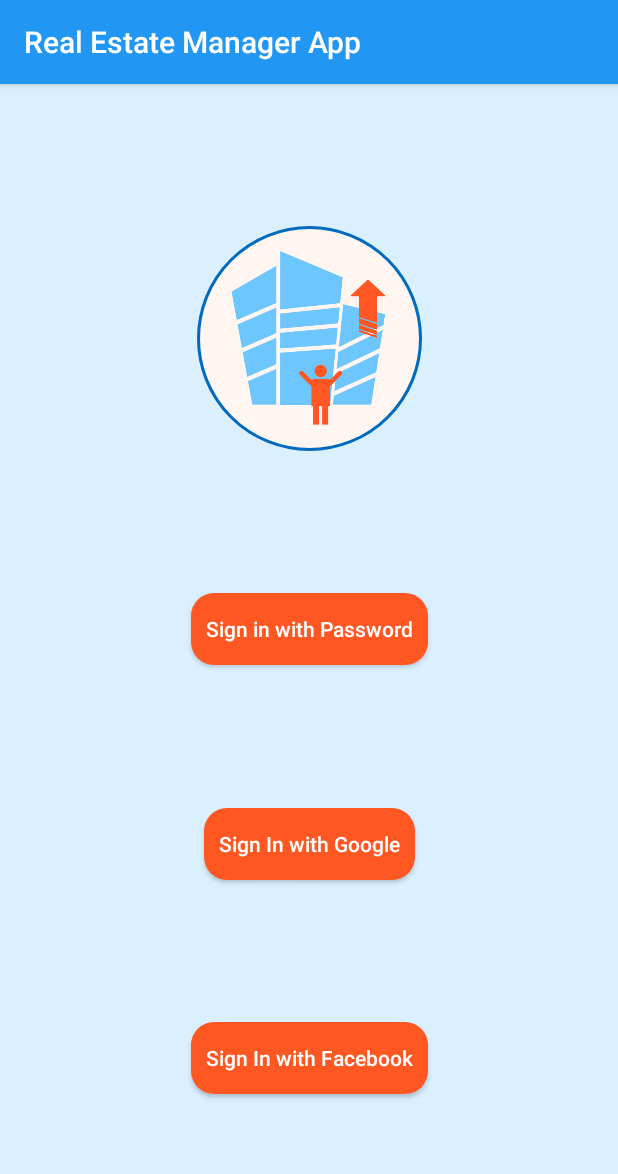
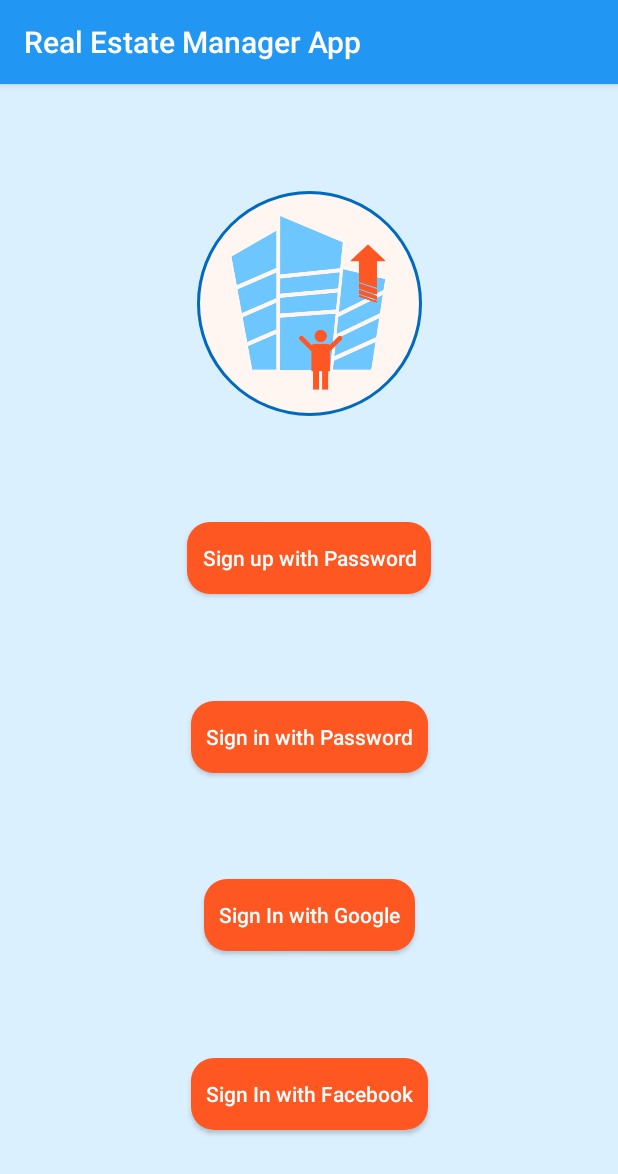
Before and after one commit to diegomfv/RealEstateManager, an Android app: the screen it shows after launch (AuthLoginActivity), on a phone screen of 412 x 824 dp. Shown: the top 1174 px of the screen. Run offline under Robolectric (Android 15) with nearby library versions, the phone set to English and light mode, and no system bars; our stand-ins replace ButterKnife, CircleImageView; libraries missing offline, so code that uses them is left out: com.amitshekhar.

Commit message:
Modified Models

```diff
--- a/app/src/main/res/layout/activity_auth_choose_login.xml
+++ b/app/src/main/res/layout/activity_auth_choose_login.xml
@@ -4,9 +4,9 @@
     xmlns:tools="http://schemas.android.com/tools"
     android:layout_width="match_parent"
     android:layout_height="match_parent"
+    android:background="@color/colorPrimaryLighter"
     tools:context=".ui.activities.AuthLoginActivity"
-    tools:layout_editor_absoluteY="81dp"
-    android:background="@color/colorPrimaryLighter">
+    tools:layout_editor_absoluteY="81dp">
 
     <de.hdodenhof.circleimageview.CircleImageView
         android:id="@+id/logo_image_id"
@@ -15,12 +15,23 @@
         android:src="@drawable/real_estate_logo"
         app:civ_border_color="@color/colorPrimaryDark"
         app:civ_border_width="2dp"
+        app:layout_constraintBottom_toTopOf="@+id/button_sign_up"
+        app:layout_constraintEnd_toEndOf="parent"
+        app:layout_constraintHorizontal_bias="0.5"
+        app:layout_constraintStart_toStartOf="parent"
+        app:layout_constraintTop_toTopOf="parent" />
+
+    <Button
+        android:id="@+id/button_sign_up"
+        style="@style/buttonGeneralStyle"
+        android:layout_width="wrap_content"
+        android:layout_height="wrap_content"
+        android:text="@string/password_sign_up"
         app:layout_constraintBottom_toTopOf="@+id/button_password_id"
         app:layout_constraintEnd_toEndOf="parent"
         app:layout_constraintHorizontal_bias="0.5"
         app:layout_constraintStart_toStartOf="parent"
-        app:layout_constraintTop_toTopOf="parent"
-        app:layout_constraintVertical_chainStyle="spread" />
+        app:layout_constraintTop_toBottomOf="@+id/logo_image_id" />
 
     <Button
         android:id="@+id/button_password_id"
@@ -32,7 +43,7 @@
         app:layout_constraintEnd_toEndOf="parent"
         app:layout_constraintHorizontal_bias="0.5"
         app:layout_constraintStart_toStartOf="parent"
-        app:layout_constraintTop_toBottomOf="@+id/logo_image_id" />
+        app:layout_constraintTop_toBottomOf="@+id/button_sign_up" />
 
     <Button
         android:id="@+id/button_google_id"
@@ -44,7 +55,7 @@
         app:layout_constraintEnd_toEndOf="parent"
         app:layout_constraintHorizontal_bias="0.5"
         app:layout_constraintStart_toStartOf="parent"
-        app:layout_constraintTop_toBottomOf="@+id/button_password_id"/>
+        app:layout_constraintTop_toBottomOf="@+id/button_password_id" />
 
     <Button
         android:id="@+id/button_facebook_id"
@@ -56,7 +67,7 @@
         app:layout_constraintEnd_toEndOf="parent"
         app:layout_constraintHorizontal_bias="0.5"
         app:layout_constraintStart_toStartOf="parent"
-        app:layout_constraintTop_toBottomOf="@+id/button_google_id"/>
+        app:layout_constraintTop_toBottomOf="@+id/button_google_id" />
 
 
 </android.support.constraint.ConstraintLayout>
--- a/app/src/main/res/values/strings.xml
+++ b/app/src/main/res/values/strings.xml
@@ -1,5 +1,6 @@
 <resources>
     <string name="app_name">Real Estate Manager App</string>
+    <string name="password_sign_up">Sign up with Password</string>
     <string name="password_sign_in">Sign in with Password</string>
     <string name="google_sign_in">Sign In with Google</string>
     <string name="facebook_sign_in">Sign In with Facebook</string>
```
Also changed, not shown: app/src/main/java/com/diegomfv/android/realestatemanager/data/entities/ImageRealEstate.java (+5 -5 lines), app/src/main/java/com/diegomfv/android/realestatemanager/data/entities/PlaceRealEstate.java (+5 -5 lines), app/src/main/java/com/diegomfv/android/realestatemanager/data/entities/RealEstate.java (+40 -50 lines).
